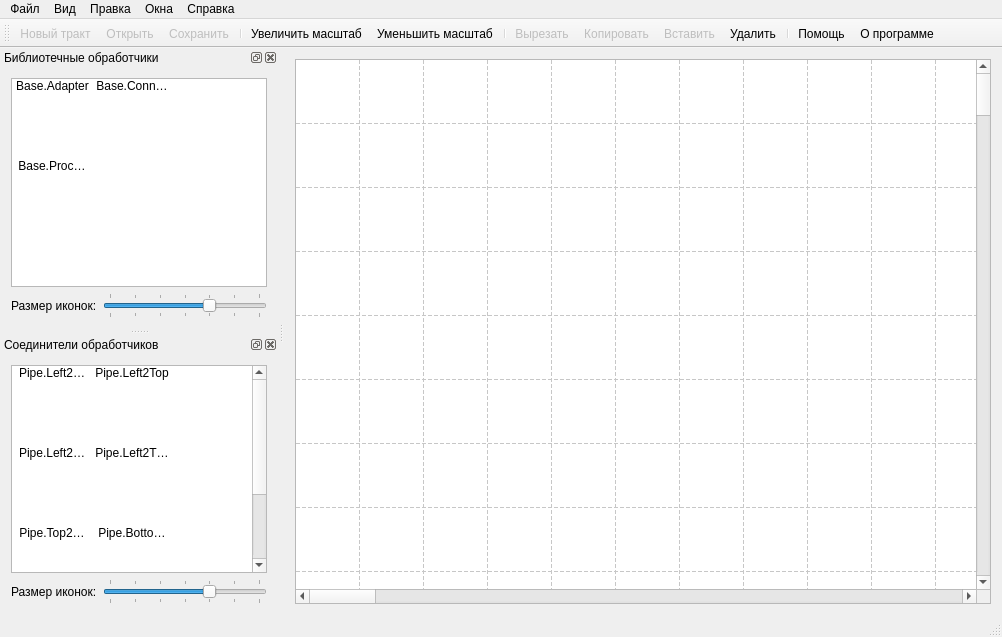
k06a/RitM, file mainwindow.ui: the form before one commit.
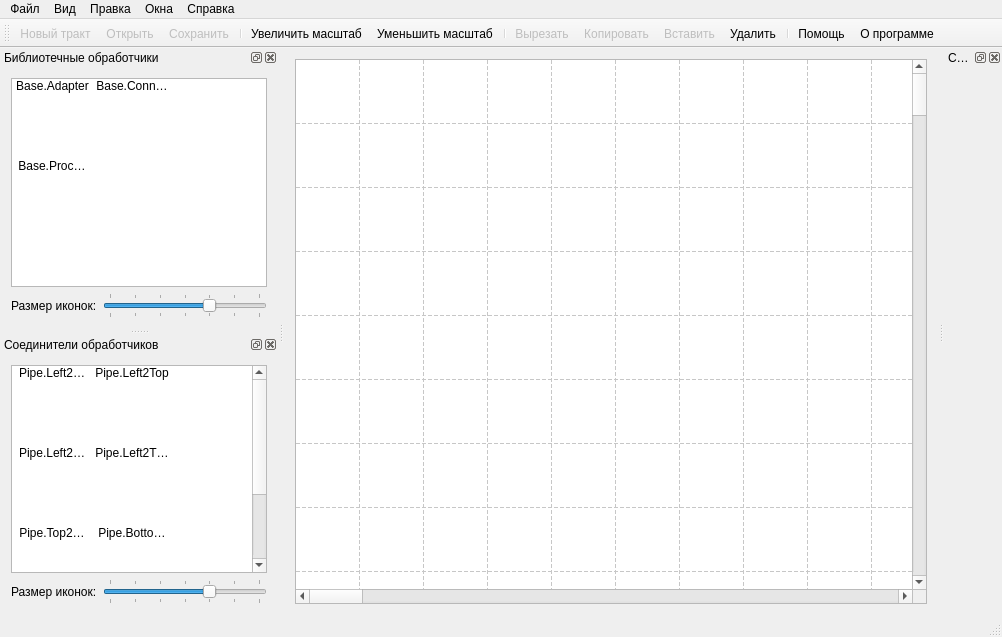
The form after the commit. Icons and pictures are not drawn. Custom widgets are drawn as their Qt base class.

```diff
--- a/mainwindow.ui
+++ b/mainwindow.ui
@@ -652,6 +652,17 @@
     </layout>
    </widget>
   </widget>
+  <widget class="QDockWidget" name="dockWidget_undo">
+   <property name="windowTitle">
+    <string>Список изменений</string>
+   </property>
+   <attribute name="dockWidgetArea">
+    <number>2</number>
+   </attribute>
+   <widget class="QWidget" name="dockWidgetContents_3">
+    <layout class="QVBoxLayout" name="verticalLayout_2"/>
+   </widget>
+  </widget>
   <action name="action_open">
    <property name="enabled">
     <bool>false</bool>
```
Left out of the diff: 2 changed lines with no effect on the pictures.
